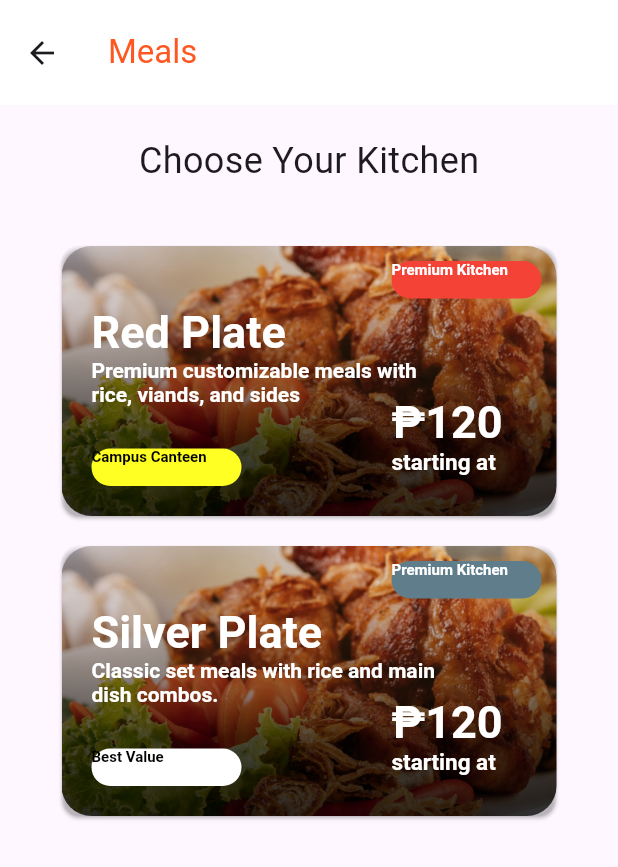
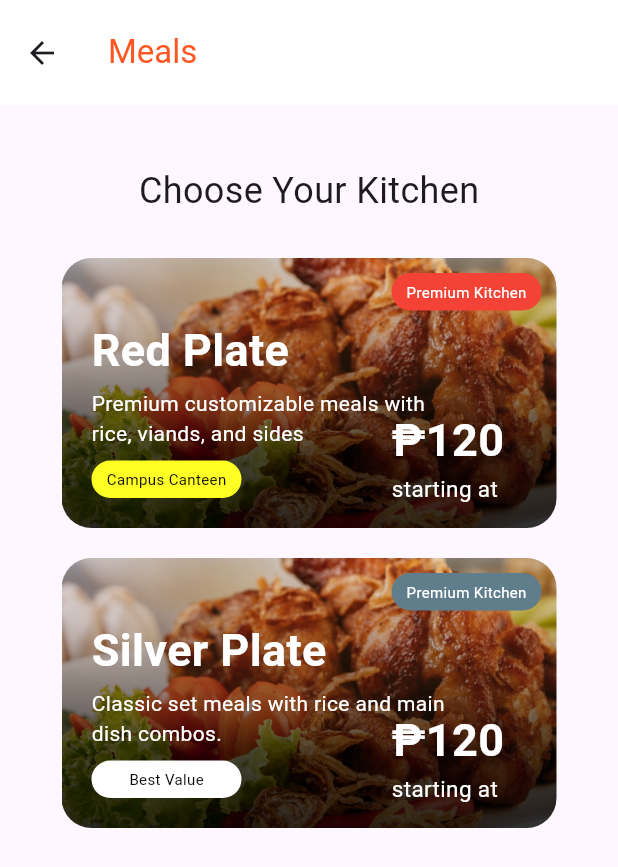
Before and after one commit to bright4Pres/JMResearch, a Flutter app: the MealScreen screen opened directly, on a phone screen of 412 x 824 dp. Shown: the top 867 px of the screen. Run offline on Flutter 3.47's test engine with Material 3 defaults, Android fonts, the phone set to English and light mode, and no system bars; our stand-ins replace cloud_firestore, firebase_auth, firebase_core; accounts and stored records are empty.

Commit message:
saving changes before anything bad happens

```diff
--- a/myapp/lib/models/app_user.dart
+++ b/myapp/lib/models/app_user.dart
@@ -1,5 +1,30 @@
 class AppUser {
   final String uid;
+  final String? email;
+  final String? displayName;
+  final String role; // chooses between regular or staff
 
-  AppUser({required this.uid});
+  AppUser({
+    required this.uid,
+    this.email,
+    this.displayName,
+    this.role = 'regular',
+  });
+
+  // convenience factory from map (e.g., Firestore doc)
+  factory AppUser.fromMap(Map<String, dynamic> data) {
+    return AppUser(
+      uid: data['uid'] as String,
+      email: data['email'] as String?,
+      displayName: data['displayName'] as String?,
+      role: data['role'] as String? ?? 'regular',
+    );
+  }
+
+  Map<String, dynamic> toMap() => {
+    'uid': uid,
+    'email': email,
+    'displayName': displayName,
+    'role': role,
+  };
 }
--- a/myapp/lib/screens/home/meal_screen.dart
+++ b/myapp/lib/screens/home/meal_screen.dart
@@ -1,13 +1,8 @@
 import 'package:flutter/material.dart';
 
-class MealScreen extends StatefulWidget {
+class MealScreen extends StatelessWidget {
   const MealScreen({super.key});
 
-  @override
-  State<MealScreen> createState() => _MealScreenState();
-}
-
-class _MealScreenState extends State<MealScreen> {
   @override
   Widget build(BuildContext context) {
     return Scaffold(
@@ -18,45 +13,85 @@ class _MealScreenState extends State<MealScreen> {
       ),
       body: Center(
         child: Column(
-          children: [
-            Container(
-              margin: const EdgeInsets.all(20),
-              child: const Text(
+          children: const [
+            SizedBox(height: 20),
+            Padding(
+              padding: EdgeInsets.all(20),
+              child: Text(
                 'Choose Your Kitchen',
                 style: TextStyle(fontSize: 24),
               ),
             ),
-            Container(
-              margin: const EdgeInsets.only(top: 20),
-              child: ElevatedButton(
-                onPressed: () {
-                  Navigator.push(
-                    context,
-                    MaterialPageRoute(builder: (context) => MealScreen()),
+            SizedBox(height: 8),
+            MealCard(
+              title: 'Red Plate',
+              subtitle:
+                  'Premium customizable meals with rice, viands, and sides',
+              badgeText: 'Campus Canteen',
+              badgeColor: Color.fromARGB(255, 255, 255, 35),
+              cornerTagText: 'Premium Kitchen',
+              cornerTagColor: Colors.red,
+              price: '₱120',
+              priceLabel: 'starting at',
+              image: 'assets/images/Meals.png',
+            ),
+            SizedBox(height: 20),
+            MealCard(
+              title: 'Silver Plate',
+              subtitle: 'Classic set meals with rice and main dish combos.',
+              badgeText: 'Best Value',
+              badgeColor: Colors.white,
+              cornerTagText: 'Premium Kitchen',
+              cornerTagColor: Colors.blueGrey,
+              price: '₱120',
+              priceLabel: 'starting at',
+              image: 'assets/images/Meals.png',
+            ),
+          ],
+        ),
+      ),
     );
+  }
+}
+
+class MealCard extends StatelessWidget {
+  final String title;
+  final String subtitle;
+  final String badgeText;
+  final Color badgeColor;
+  final String cornerTagText;
+  final Color cornerTagColor;
+  final String price;
+  final String priceLabel;
+  final String image;
+
+  const MealCard({
+    super.key,
+    required this.title,
+    required this.subtitle,
+    required this.badgeText,
+    required this.badgeColor,
+    required this.cornerTagText,
+    required this.cornerTagColor,
+    required this.price,
+    required this.priceLabel,
+    required this.image,
+  });
+
+  @override
+  Widget build(BuildContext context) {
+    return GestureDetector(
+      onTap: () {
+        // TODO: navigate to detail or menu list for this kitchen
       },
-                style: ElevatedButton.styleFrom(
-                  backgroundColor: Colors.transparent,
-                  padding: EdgeInsets.zero,
-                  textStyle: const TextStyle(
-                    fontSize: 18,
-                    fontWeight: FontWeight.bold,
-                  ),
-                  shape: RoundedRectangleBorder(
-                    borderRadius: BorderRadius.circular(12),
-                  ),
-                  minimumSize: const Size(330, 180),
-                ),
       child: Container(
+        width: 330,
+        height: 180,
+        margin: const EdgeInsets.symmetric(horizontal: 0),
         decoration: BoxDecoration(
           borderRadius: BorderRadius.circular(20),
-                    image: DecorationImage(
-                      image: AssetImage('assets/images/Meals.png'),
-                      fit: BoxFit.cover,
+          image: DecorationImage(image: AssetImage(image), fit: BoxFit.cover),
         ),
-                  ),
-                  width: 330,
-                  height: 180,
         child: Stack(
           children: [
             Positioned(
@@ -69,19 +104,17 @@ class _MealScreenState extends State<MealScreen> {
                   crossAxisAlignment: CrossAxisAlignment.start,
                   children: [
                     Text(
-                                "Red Plate",
-                                style: TextStyle(
+                      title,
+                      style: const TextStyle(
                         color: Colors.white,
                         fontWeight: FontWeight.bold,
                         fontSize: 30,
                       ),
                     ),
+                    const SizedBox(height: 4),
                     Text(
-                                "Premium customizable meals with rice, viands, and sides",
-                                style: TextStyle(
-                                  color: Colors.white,
-                                  fontSize: 14,
-                                ),
+                      subtitle,
+                      style: const TextStyle(color: Colors.white, fontSize: 14),
                     ),
                   ],
                 ),
@@ -94,14 +127,17 @@ class _MealScreenState extends State<MealScreen> {
                 width: 100,
                 height: 25,
                 decoration: BoxDecoration(
-                            color: const Color.fromARGB(255, 255, 255, 35),
+                  color: badgeColor,
                   borderRadius: BorderRadius.circular(15),
                 ),
+                alignment: Alignment.center,
                 child: Text(
-                            "Campus Canteen",
+                  badgeText,
                   style: TextStyle(
-                              color: Colors.black,
-                              fontSize: 10.0,
+                    color: badgeColor.computeLuminance() > 0.5
+                        ? Colors.black
+                        : Colors.white,
+                    fontSize: 10,
                   ),
                 ),
               ),
@@ -113,15 +149,13 @@ class _MealScreenState extends State<MealScreen> {
                 width: 100,
                 height: 25,
                 decoration: BoxDecoration(
-                            color: Colors.red,
+                  color: cornerTagColor,
                   borderRadius: BorderRadius.circular(15),
                 ),
+                alignment: Alignment.center,
                 child: Text(
-                            "Premium Kitchen",
-                            style: TextStyle(
-                              color: Colors.white,
-                              fontSize: 10.0,
-                            ),
+                  cornerTagText,
+                  style: const TextStyle(color: Colors.white, fontSize: 10),
                 ),
               ),
             ),
@@ -135,158 +169,18 @@ class _MealScreenState extends State<MealScreen> {
                   crossAxisAlignment: CrossAxisAlignment.start,
                   children: [
                     Text(
-                                "₱120",
-                                style: TextStyle(
+                      price,
+                      style: const TextStyle(
                         color: Colors.white,
                         fontWeight: FontWeight.bold,
                         fontSize: 30,
                       ),
                     ),
                     Text(
-                                "starting at",
-                                style: TextStyle(
-                                  color: Colors.white,
-                                  fontSize: 15,
-                                ),
+                      priceLabel,
+                      style: const TextStyle(color: Colors.white, fontSize: 15),
                     ),
                   ],
-                          ),
-                        ),
-                      ),
-                    ],
-                  ),
-                ),
-              ),
-            ),
-            Container(
-              margin: const EdgeInsets.only(top: 20),
-              child: ElevatedButton(
-                onPressed: () {
-                  Navigator.push(
-                    context,
-                    MaterialPageRoute(builder: (context) => MealScreen()),
-                  );
-                },
-                style: ElevatedButton.styleFrom(
-                  backgroundColor: Colors.transparent,
-                  padding: EdgeInsets.zero,
-                  textStyle: const TextStyle(
-                    fontSize: 18,
-                    fontWeight: FontWeight.bold,
-                  ),
-                  shape: RoundedRectangleBorder(
-                    borderRadius: BorderRadius.circular(12),
-                  ),
-                  minimumSize: const Size(330, 180),
-                ),
-                child: Container(
-                  decoration: BoxDecoration(
-                    borderRadius: BorderRadius.circular(20),
-                    image: DecorationImage(
-                      image: AssetImage('assets/images/Meals.png'),
-                      fit: BoxFit.cover,
-                    ),
-                  ),
-                  width: 330,
-                  height: 180,
-                  child: Stack(
-                    children: [
-                      Positioned(
-                        bottom: 60,
-                        left: 20,
-                        child: SizedBox(
-                          width: 240,
-                          height: 80,
-                          child: Column(
-                            crossAxisAlignment: CrossAxisAlignment.start,
-                            children: [
-                              Text(
-                                "Silver Plate",
-                                style: TextStyle(
-                                  color: Colors.white,
-                                  fontWeight: FontWeight.bold,
-                                  fontSize: 30,
-                                ),
-                              ),
-                              Text(
-                                "Classic set meals with rice and main dish combos.",
-                                style: TextStyle(
-                                  color: Colors.white,
-                                  fontSize: 14,
-                                ),
-                              ),
-                            ],
-                          ),
-                        ),
-                      ),
-                      Positioned(
-                        top: 135,
-                        left: 20,
-                        child: Container(
-                          width: 100,
-                          height: 25,
-                          decoration: BoxDecoration(
-                            color: Colors.white,
-                            borderRadius: BorderRadius.circular(15),
-                          ),
-                          child: Text(
-                            "Best Value",
-                            style: TextStyle(
-                              color: Colors.black,
-                              fontSize: 10.0,
-                            ),
-                          ),
-                        ),
-                      ),
-                      Positioned(
-                        top: 10,
-                        left: 220,
-                        child: Container(
-                          width: 100,
-                          height: 25,
-                          decoration: BoxDecoration(
-                            color: Colors.blueGrey,
-                            borderRadius: BorderRadius.circular(15),
-                          ),
-                          child: Text(
-                            "Premium Kitchen",
-                            style: TextStyle(
-                              color: Colors.white,
-                              fontSize: 10.0,
-                            ),
-                          ),
-                        ),
-                      ),
-                      Positioned(
-                        top: 100,
-                        left: 220,
-                        child: SizedBox(
-                          width: 240,
-                          height: 80,
-                          child: Column(
-                            crossAxisAlignment: CrossAxisAlignment.start,
-                            children: [
-                              Text(
-                                "₱120",
-                                style: TextStyle(
-                                  color: Colors.white,
-                                  fontWeight: FontWeight.bold,
-                                  fontSize: 30,
-                                ),
-                              ),
-                              Text(
-                                "starting at",
-                                style: TextStyle(
-                                  color: Colors.white,
-                                  fontSize: 15,
-                                ),
-                              ),
-                            ],
-                          ),
-                        ),
-                      ),
-                    ],
-                  ),
                 ),
               ),
             ),
--- a/myapp/lib/services/auth.dart
+++ b/myapp/lib/services/auth.dart
@@ -1,5 +1,6 @@
 import 'package:firebase_auth/firebase_auth.dart';
 import 'package:myapp/models/app_user.dart';
+import 'package:cloud_firestore/cloud_firestore.dart';
 
 class AuthService {
   final FirebaseAuth _auth = FirebaseAuth.instance;
@@ -15,6 +16,26 @@ class AuthService {
   // on auth change
   Stream<AppUser?> get user {
     return _auth.authStateChanges().map(_userFromFirebaseUser);
+  }
+
+  // Helper to read trusted role from ID token (custom claims)
+  Future<String> getUserRole() async {
+    final user = _auth.currentUser;
+    if (user == null) return 'regular';
+    final idToken = await user.getIdTokenResult(true);
+    final claims = idToken.claims;
+    if (claims != null && claims.containsKey('role')) {
+      return claims['role'] as String;
+    }
+    // fallback: try reading from users collection (read-only)
+    try {
+      final doc = await FirebaseFirestore.instance
+          .collection('users')
+          .doc(user.uid)
+          .get();
+      if (doc.exists) return doc.data()?['role'] as String? ?? 'regular';
+    } catch (_) {}
+    return 'regular';
   }
 
   // sign in with email and password
@@ -58,12 +79,38 @@ class AuthService {
       // email verifier sender
       await user?.sendEmailVerification();
 
-      // idk what this is for
+      // Sign out so the user verifies email first (we'll create profile server-side via Cloud Function)
       await _auth.signOut();
 
       return _userFromFirebaseUser(user);
     } catch (e) {
       print(e.toString());
+      return null;
+    }
+  }
+
+  // Allow user to update safe profile fields (displayName) in Firestore
+  Future updateProfile({String? displayName}) async {
+    final user = _auth.currentUser;
+    if (user == null) return null;
+
+    // Update Firebase Auth displayName
+    if (displayName != null) {
+      await user.updateDisplayName(displayName);
+    }
+
+    // Also write a safe profile doc (clients cannot write 'role' per rules)
+    try {
+      final data = <String, dynamic>{};
+      if (displayName != null) data['displayName'] = displayName;
+      data['email'] = user.email;
+      await FirebaseFirestore.instance
+          .collection('users')
+          .doc(user.uid)
+          .set(data, SetOptions(merge: true));
+      return true;
+    } catch (e) {
+      print(e);
       return null;
     }
   }
```
Also changed, not shown: myapp/firestore.indexes.json (added, +21 -0 lines), myapp/firebase.json (added), myapp/package-lock.json (added), 7 other files. Lines whose indentation alone changed are shown as unchanged.
